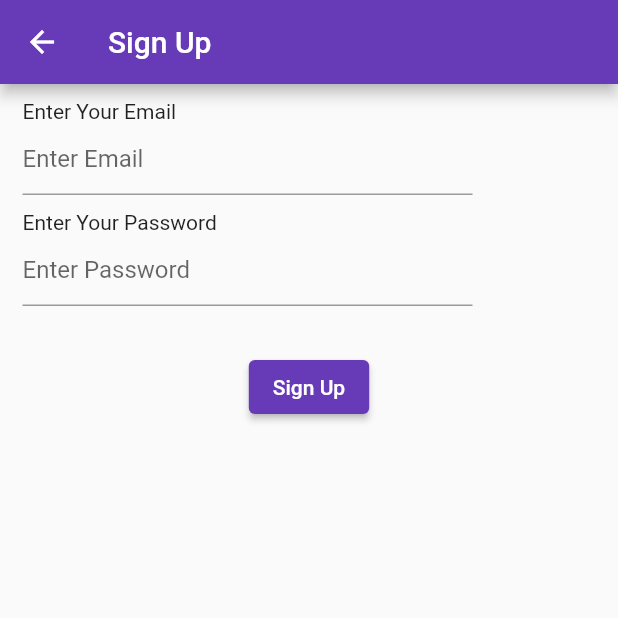
After one commit to itxmubi/Flutter-with-Firebase, a Flutter app: the SignUpScreen screen opened directly, after a tap on "Sign Up", on a phone screen of 412 x 824 dp, the top half of it. The commit adds this screen. Run offline on Flutter 3.47's test engine with Material 2 defaults, Android fonts, the phone set to English and light mode, and no system bars; our stand-ins replace bloc, firebase_auth, firebase_core, get; accounts and stored records are empty; network calls fail.

Commit message:
sign in with email

```diff
--- a/lib/Controllers/login_controller.dart
+++ b/lib/Controllers/login_controller.dart
@@ -1,12 +1,16 @@
 import 'dart:developer';
 
 import 'package:firebase_auth/firebase_auth.dart';
+import 'package:flutter/cupertino.dart';
 import 'package:flutter_with_firebase/Screens/home_screen.dart';
 import 'package:get/get.dart';
 
 import '../Screens/after_login.dart';
 
 class LoginController extends GetxController {
+  TextEditingController emailController = TextEditingController();
+  TextEditingController passwordController = TextEditingController();
+
 /* -------------------------------------------------------------------------- */
 /*                              ANNONYMOUS LOGIN                              */
 /* -------------------------------------------------------------------------- */
@@ -16,11 +20,7 @@ class LoginController extends GetxController {
       final userCredential =
           await FirebaseAuth.instance.signInAnonymously().then((value) {
         Get.to(() => const AfterLoginScreen());
-        log(value.credential!.token.toString());
-        log(value.additionalUserInfo!.profile.toString());
       });
-      // log("Signed in with temporary account.");
-      log(userCredential);
     } on FirebaseAuthException catch (e) {
       switch (e.code) {
         case "operation-not-allowed":
@@ -41,4 +41,31 @@ class LoginController extends GetxController {
       Get.offAll(() => HomeScreen());
     });
   }
+
+  /* -------------------------------------------------------------------------- */
+  /*                       SIGN UP WITH EMAIL AND PASSWORD                      */
+  /* -------------------------------------------------------------------------- */
+
+  signupWithEmailandPassword() async {
+    try {
+      final credential = await FirebaseAuth.instance
+          .createUserWithEmailAndPassword(
+        email: emailController.text,
+        password: passwordController.text,
+      )
+          .then((value) {
+        log(value.toString());
+      });
+    } on FirebaseAuthException catch (e) {
+      if (e.code == 'weak-password') {
+        print('The password provided is too weak.');
+      } else if (e.code == 'email-already-in-use') {
+        print('The account already exists for that email.');
+      }
+    } catch (e) {
+      log(e.toString());
+    }
+  }
+
+  signInWithEmailandPassword() async {}
 }
--- a/lib/Screens/home_screen.dart
+++ b/lib/Screens/home_screen.dart
@@ -1,5 +1,6 @@
 import 'package:flutter/material.dart';
 import 'package:flutter_with_firebase/Controllers/login_controller.dart';
+import 'package:flutter_with_firebase/Screens/sign_up_screen.dart';
 import 'package:get/get.dart';
 
 class HomeScreen extends StatelessWidget {
@@ -16,6 +17,12 @@ class HomeScreen extends StatelessWidget {
         child: Column(children: [
           ElevatedButton(
             onPressed: () {
+              Get.to(() => const SignUpScreen());
+            },
+            child: const Text("Sign up"),
+          ),
+          ElevatedButton(
+            onPressed: () {
               loginController.loginAnnonymously();
             },
             child: const Text("Login Annonymous"),
--- /dev/null
+++ b/lib/Screens/sign_up_screen.dart
@@ -0,0 +1,66 @@
+import 'package:flutter/material.dart';
+import 'package:flutter_with_firebase/Controllers/login_controller.dart';
+import 'package:get/get.dart';
+
+class SignUpScreen extends StatefulWidget {
+  const SignUpScreen({Key? key}) : super(key: key);
+
+  @override
+  State<SignUpScreen> createState() => _SignUpScreenState();
+}
+
+class _SignUpScreenState extends State<SignUpScreen> {
+  LoginController loginController = Get.find();
+  @override
+  Widget build(BuildContext context) {
+    return Scaffold(
+      appBar: AppBar(
+        title: const Text("Sign Up"),
+      ),
+      body: Padding(
+        padding: const EdgeInsets.symmetric(horizontal: 15),
+        child: Column(
+          crossAxisAlignment: CrossAxisAlignment.start,
+          children: [
+            const SizedBox(
+              height: 10,
+            ),
+            const Text("Enter Your Email"),
+            SizedBox(
+              width: 300,
+              child: TextField(
+                controller: loginController.emailController,
+                decoration: const InputDecoration(
+                  hintText: "Enter Email",
+                ),
+              ),
+            ),
+            const SizedBox(
+              height: 10,
+            ),
+            const Text("Enter Your Password"),
+            SizedBox(
+              width: 300,
+              child: TextField(
+                controller: loginController.passwordController,
+                obscureText: true,
+                decoration: const InputDecoration(
+                  hintText: "Enter Password",
+                ),
+              ),
+            ),
+            const SizedBox(
+              height: 30,
+            ),
+            Center(
+                child: ElevatedButton(
+                    onPressed: () {
+                      loginController.signupWithEmailandPassword();
+                    },
+                    child: const Text("Sign Up")))
+          ],
+        ),
+      ),
+    );
+  }
+}
```
